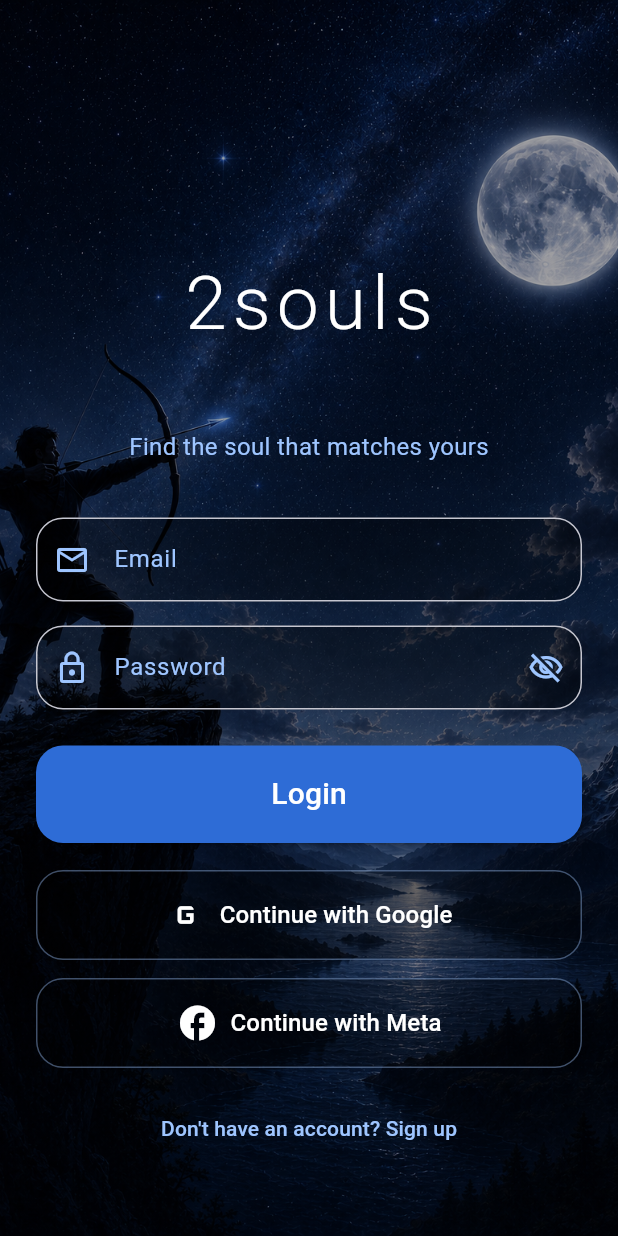
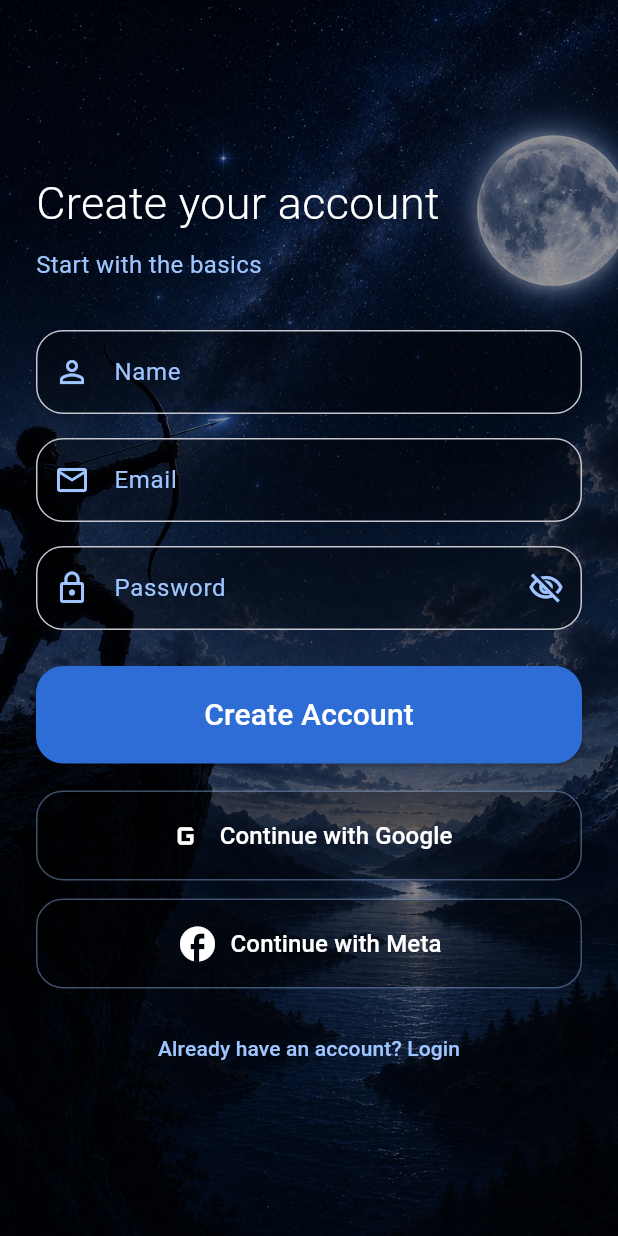
Before and after one commit to Aghaf9/2Souls, a Flutter app: the screen it shows after launch, after a tap on "Don't have an account? Sign up", on a phone screen of 412 x 824 dp. Run offline on Flutter 3.47's test engine with Material 3 defaults, Android fonts, the phone set to English and light mode, and no system bars.

Commit message:
making signIn screen

```diff
--- a/twosouls/lib/main.dart
+++ b/twosouls/lib/main.dart
@@ -1,6 +1,8 @@
 import 'package:flutter/material.dart';
 import 'screens/login_screen.dart';
 import 'theme/app_colors.dart';
+import 'screens/signup_screen.dart';
+import 'screens/signup_dob_screen.dart';
 
 void main() {
   runApp(const TwoSoulsApp());
@@ -21,7 +23,14 @@ class TwoSoulsApp extends StatelessWidget {
           brightness: Brightness.dark,
         ),
       ),
-      home: const LoginScreen(),
+      initialRoute: '/',
+
+      routes: {
+        '/': (context) => const LoginScreen(),
+        '/signup': (context) => const SignupScreen(),
+        '/signup-dob': (context) => const SignupDobScreen(),
+        '/home': (context) => const Placeholder(),
+      },
     );
   }
 }
--- a/twosouls/lib/screens/login_screen.dart
+++ b/twosouls/lib/screens/login_screen.dart
@@ -205,12 +205,15 @@ class _LoginScreenState extends State<LoginScreen> {
                   const SizedBox(height: 16),
 
                   TextButton(
-                    onPressed: () {},
-                    child: const Text(
+                    onPressed: () {
+                      Navigator.pushNamed(context, '/signup');
+                      },
+                      child: const Text(
                       "Don't have an account? Sign up",
                       style: TextStyle(color: Color(0xFF9EC5FF)),
                     ),
                   ),
+
 
                   const SizedBox(height: 24),
                 ],
--- /dev/null
+++ b/twosouls/lib/screens/signup_screen.dart
@@ -0,0 +1,235 @@
+import 'package:flutter/material.dart';
+import '../theme/app_colors.dart';
+
+class SignupScreen extends StatefulWidget {
+  const SignupScreen({super.key});
+
+  @override
+  State<SignupScreen> createState() => _SignupScreenState();
+}
+
+class _SignupScreenState extends State<SignupScreen> {
+  final nameController = TextEditingController();
+  final emailController = TextEditingController();
+  final passwordController = TextEditingController();
+
+  bool hidePassword = true;
+
+  @override
+  void dispose() {
+    nameController.dispose();
+    emailController.dispose();
+    passwordController.dispose();
+    super.dispose();
+  }
+
+  void nextPage() {
+    if (nameController.text.trim().isEmpty ||
+        emailController.text.trim().isEmpty ||
+        passwordController.text.trim().isEmpty) {
+      ScaffoldMessenger.of(context).showSnackBar(
+        const SnackBar(content: Text('Please fill in all fields')),
+      );
+      return;
+    }
+
+    Navigator.pushNamed(context, '/signup-dob');
+  }
+
+  Widget inputField({
+    required TextEditingController controller,
+    required String label,
+    required IconData icon,
+    bool isPassword = false,
+  }) {
+    return TextField(
+      controller: controller,
+      obscureText: isPassword ? hidePassword : false,
+      style: const TextStyle(color: Colors.white),
+      decoration: InputDecoration(
+        labelText: label,
+        labelStyle: const TextStyle(color: Color(0xFF9EC5FF)),
+        prefixIcon: Icon(icon, color: const Color(0xFF9EC5FF)),
+        suffixIcon: isPassword
+            ? IconButton(
+                icon: Icon(
+                  hidePassword
+                      ? Icons.visibility_off_outlined
+                      : Icons.visibility_outlined,
+                  color: const Color(0xFF9EC5FF),
+                ),
+                onPressed: () {
+                  setState(() {
+                    hidePassword = !hidePassword;
+                  });
+                },
+              )
+            : null,
+        filled: true,
+        fillColor: Colors.black.withAlpha(90),
+        border: OutlineInputBorder(
+          borderRadius: BorderRadius.circular(18),
+        ),
+      ),
+    );
+  }
+
+  Widget socialButton({
+    required String label,
+    required IconData icon,
+    required VoidCallback onPressed,
+  }) {
+    return SizedBox(
+      width: double.infinity,
+      child: OutlinedButton.icon(
+        onPressed: onPressed,
+        icon: Icon(icon, color: Colors.white, size: 28),
+        label: Text(
+          label,
+          style: const TextStyle(color: Colors.white, fontSize: 16),
+        ),
+        style: OutlinedButton.styleFrom(
+          backgroundColor: Colors.black.withAlpha(80),
+          side: const BorderSide(color: Color(0x669EC5FF)),
+          padding: const EdgeInsets.symmetric(vertical: 16),
+          shape: RoundedRectangleBorder(
+            borderRadius: BorderRadius.circular(18),
+          ),
+        ),
+      ),
+    );
+  }
+
+  @override
+  Widget build(BuildContext context) {
+    return Scaffold(
+      body: Stack(
+        children: [
+          Positioned.fill(
+            child: Image.asset(
+              'assets/images/archerPic.png',
+              fit: BoxFit.cover,
+              alignment: Alignment.topCenter,
+            ),
+          ),
+          Positioned.fill(
+            child: Container(color: Colors.black.withAlpha(100)),
+          ),
+          SafeArea(
+            child: Padding(
+              padding: const EdgeInsets.all(24),
+              child: SingleChildScrollView(
+                child: ConstrainedBox(
+                  constraints: BoxConstraints(
+                    minHeight:
+                        MediaQuery.of(context).size.height -
+                        MediaQuery.of(context).padding.top -
+                        MediaQuery.of(context).padding.bottom -
+                        48,
+                  ),
+                  child: Column(
+                    crossAxisAlignment: CrossAxisAlignment.stretch,
+                    children: [
+                      const SizedBox(height: 90),
+
+                      const Text(
+                        'Create your account',
+                        style: TextStyle(
+                          color: Colors.white,
+                          fontSize: 30,
+                          fontWeight: FontWeight.w300,
+                        ),
+                      ),
+
+                      const SizedBox(height: 8),
+
+                      const Text(
+                        'Start with the basics',
+                        style: TextStyle(
+                          color: Color(0xFF9EC5FF),
+                          fontSize: 16,
+                        ),
+                      ),
+
+                      const SizedBox(height: 32),
+
+                      inputField(
+                        controller: nameController,
+                        label: 'Name',
+                        icon: Icons.person_outline,
+                      ),
+
+                      const SizedBox(height: 16),
+
+                      inputField(
+                        controller: emailController,
+                        label: 'Email',
+                        icon: Icons.email_outlined,
+                      ),
+
+                      const SizedBox(height: 16),
+
+                      inputField(
+                        controller: passwordController,
+                        label: 'Password',
+                        icon: Icons.lock_outline,
+                        isPassword: true,
+                      ),
+
+                      const SizedBox(height: 24),
+
+                      ElevatedButton(
+                        onPressed: nextPage,
+                        style: ElevatedButton.styleFrom(
+                          backgroundColor: AppColors.primaryBlue,
+                          padding: const EdgeInsets.symmetric(vertical: 18),
+                          shape: RoundedRectangleBorder(
+                            borderRadius: BorderRadius.circular(18),
+                          ),
+                        ),
+                        child: const Text(
+                          'Create Account',
+                          style: TextStyle(fontSize: 20, color: Colors.white),
+                        ),
+                      ),
+
+                      const SizedBox(height: 18),
+
+                      socialButton(
+                        label: 'Continue with Google',
+                        icon: Icons.g_mobiledata,
+                        onPressed: () {},
+                      ),
+
+                      const SizedBox(height: 12),
+
+                      socialButton(
+                        label: 'Continue with Meta',
+                        icon: Icons.facebook,
+                        onPressed: () {},
+                      ),
+
+                      const SizedBox(height: 16),
+
+                      TextButton(
+                        onPressed: () {
+                          Navigator.pop(context);
+                        },
+                        child: const Text(
+                          'Already have an account? Login',
+                          style: TextStyle(color: Color(0xFF9EC5FF)),
+                        ),
+                      ),
+
+                      const SizedBox(height: 24),
+                    ],
+                  ),
+                ),
+              ),
+            ),
+          ),
+        ],
+      ),
+    );
+  }
+}
```
Also changed, not shown: twosouls/lib/screens/signup_dob_screen.dart (added, +156 -0 lines).
